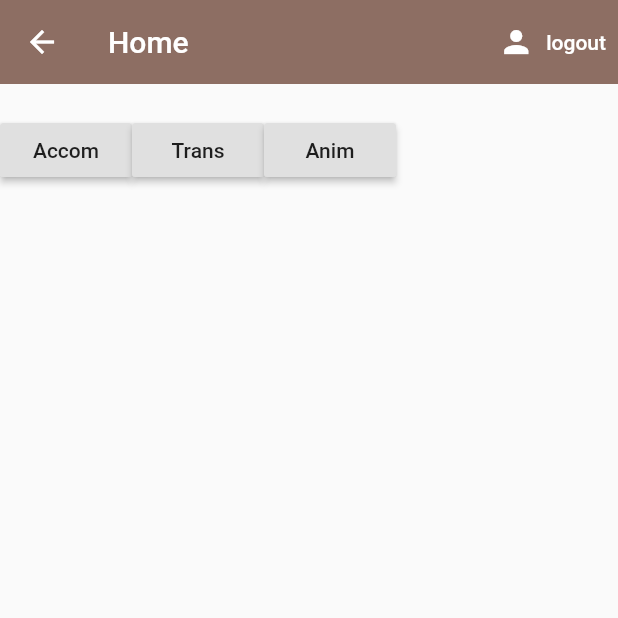
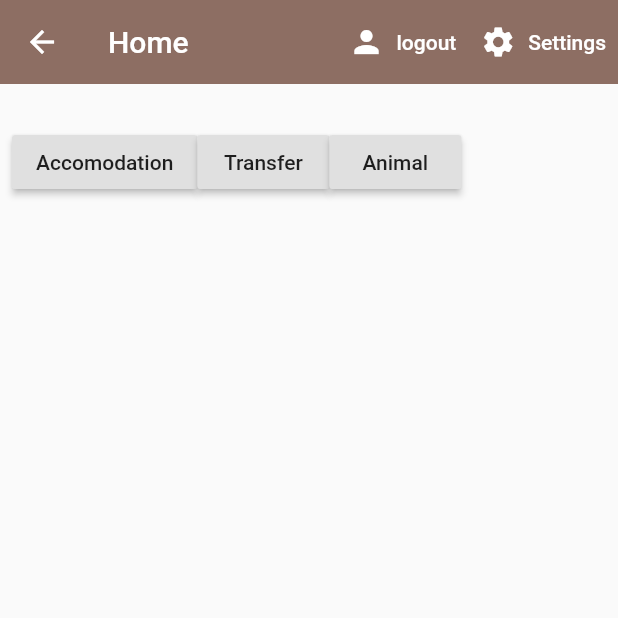
Before and after one commit to kverkholomova/Dyplom, a Flutter app: the HomeVol screen opened directly, on a phone screen of 412 x 824 dp, the top half of it. Run offline on Flutter 3.47's test engine with Material 2 defaults, Android fonts, the phone set to English and light mode, and no system bars; our stand-ins replace cloud_firestore, firebase_auth, firebase_core, firebase_database, flutter_spinkit, flutter_switch; missing offline and left inert: flutter_animated_button; accounts and stored records are empty.

Commit message:
Added option of choosing category of the applications in the settings of volunteer

```diff
--- a/lib/screens/home/home_vol.dart
+++ b/lib/screens/home/home_vol.dart
@@ -1,4 +1,5 @@
 
+import 'package:flutter/cupertino.dart';
 import 'package:flutter/material.dart';
 import 'package:cloud_firestore/cloud_firestore.dart';
 import 'package:firebase_core/firebase_core.dart';
@@ -7,6 +8,7 @@ import 'package:wol_pro_1/shared/loading.dart';
 import 'package:flutter_switch/flutter_switch.dart';
 import '../../services/auth.dart';
 import '../../shared/application.dart';
+import '../settings/settings_vol.dart';
 
 
 void main() async {
@@ -59,6 +61,15 @@ class HomeVol extends StatelessWidget {
               await _auth.signOut();
             },
           ),
+          TextButton.icon(
+            icon: const Icon(Icons.settings,color: Colors.white,),
+            label: const Text('Settings',style: TextStyle(color: Colors.white),),
+            onPressed: () async {
+            Navigator.push(context,
+            MaterialPageRoute(builder: (context) => SetVol()));
+            },
+
+          ),
 
         ],
       ),
@@ -66,35 +77,40 @@ class HomeVol extends StatelessWidget {
         children: [
           Padding(
             padding: const EdgeInsets.only(top: 20.0),
+            child: Padding(
+              padding: const EdgeInsets.all(8.0),
               child: Row(
                 children: [
                   RaisedButton(
-                  child: Text("Accom"),
+                    child: Text("Accomodation"),
                     onPressed: () {
+
                       chosen_category="Accomodation";
                       Navigator.push(context,
                           MaterialPageRoute(builder: (context) => HomeVol()));
                     },
                   ),
                   RaisedButton(
-                  child: Text("Trans"),
+                    child: Text("Transfer"),
                     onPressed: () {
+
                       chosen_category="Transfer";
                       Navigator.push(context,
                       MaterialPageRoute(builder: (context) => HomeVol()));
                     },
                   ),
                   RaisedButton(
-                  child: Text("Anim"),
+                    child: Text("Animal"),
                     onPressed: () {
+
                       chosen_category="Assistance with animals";
                       Navigator.push(context,
                           MaterialPageRoute(builder: (context) => HomeVol()));
 
                     },
-
                   ),
                 ],
+              ),
             ),
           ),
 
@@ -117,14 +133,19 @@ class HomeVol extends StatelessWidget {
                     Column(
                       children: [
                         Card(
+                          child: Center(
+                            child: Padding(
+                              padding: const EdgeInsets.all(8.0),
                               child: Column(
                                 children: [
 
-                              Text(streamSnapshot.data?.docs[index]['title']),
-                              Text(streamSnapshot.data?.docs[index]['category']),
+                                  Text(streamSnapshot.data?.docs[index]['title'],style: TextStyle(fontWeight: FontWeight.bold),),
+                                  Text(streamSnapshot.data?.docs[index]['category'], style: TextStyle(color: Colors.grey)),
                                   Text(streamSnapshot.data?.docs[index]['comment']),
 
                                 ],
+                              ),
+                            ),
                           ),
                         ),
 
--- a/lib/shared/application.dart
+++ b/lib/shared/application.dart
@@ -5,8 +5,9 @@ import 'package:firebase_core/firebase_core.dart';
 import 'package:wol_pro_1/services/auth.dart';
 import 'constants.dart';
 
-String chosen_category='Accomodation';
-
+String chosen_category='';
+List chosen_category_list=[];
+var count=0;
 var id;
 
 class Application extends StatefulWidget {
--- a/pubspec.yaml
+++ b/pubspec.yaml
@@ -42,6 +42,7 @@ dependencies:
   http: ^0.13.4
   firebase_database: ^9.0.8
   flutter_switch: ^0.3.2
+  flutter_animated_button: ^2.0.0
 
 
 
```
Also changed, not shown: lib/screens/settings/settings_vol.dart (added, +79 -0 lines), pubspec.lock. Lines whose indentation alone changed are shown as unchanged.
